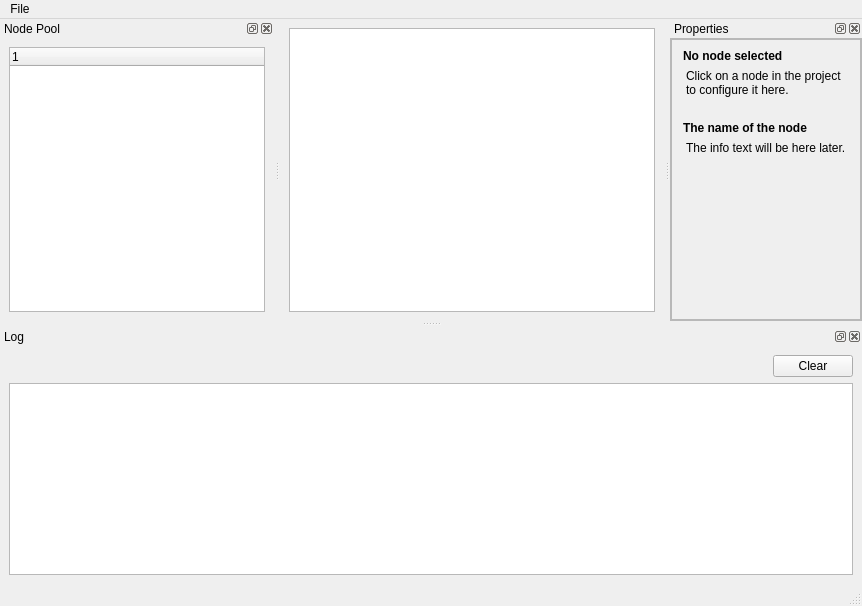
Before: the Qt Designer form mainwindow.ui in oVooVo/FancyMidi, drawn with Qt 5.
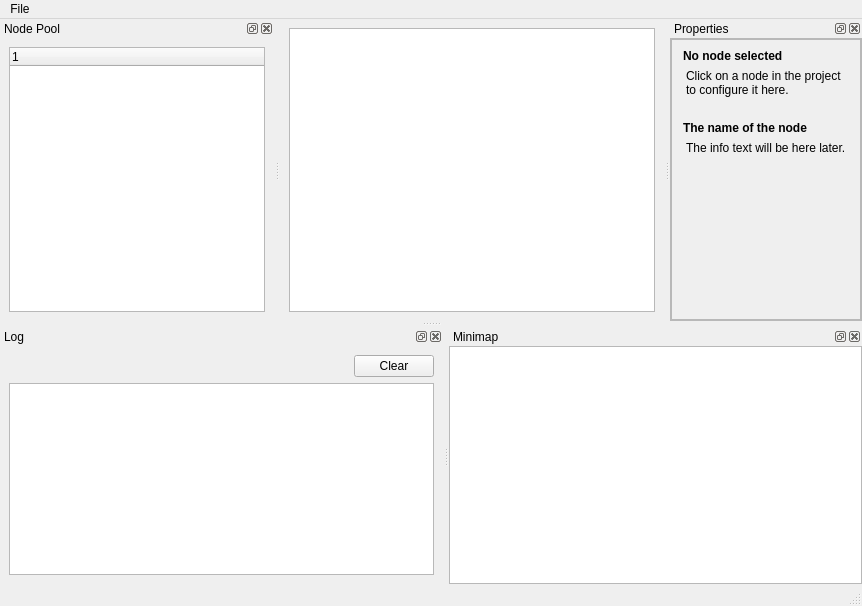
After: the same form once the commit is applied. Custom widgets are drawn as their Qt base class.

```diff
--- a/mainwindow.ui
+++ b/mainwindow.ui
@@ -315,6 +315,27 @@
     </layout>
    </widget>
   </widget>
+  <widget class="QDockWidget" name="dockWidget">
+   <property name="windowTitle">
+    <string>Minimap</string>
+   </property>
+   <attribute name="dockWidgetArea">
+    <number>8</number>
+   </attribute>
+   <widget class="QWidget" name="dockWidgetContents_4">
+    <layout class="QVBoxLayout" name="verticalLayout_8">
+     <property name="spacing">
+      <number>0</number>
+     </property>
+     <property name="margin">
+      <number>0</number>
+     </property>
+     <item>
+      <widget class="MinimapView" name="minimapView"/>
+     </item>
+    </layout>
+   </widget>
+  </widget>
   <action name="actionNew">
    <property name="text">
     <string>New</string>
@@ -352,6 +373,11 @@
    <extends>QTreeWidget</extends>
    <header>View/nodetree.h</header>
   </customwidget>
+  <customwidget>
+   <class>MinimapView</class>
+   <extends>QGraphicsView</extends>
+   <header>View/minimapview.h</header>
+  </customwidget>
  </customwidgets>
  <resources/>
  <connections>
```
